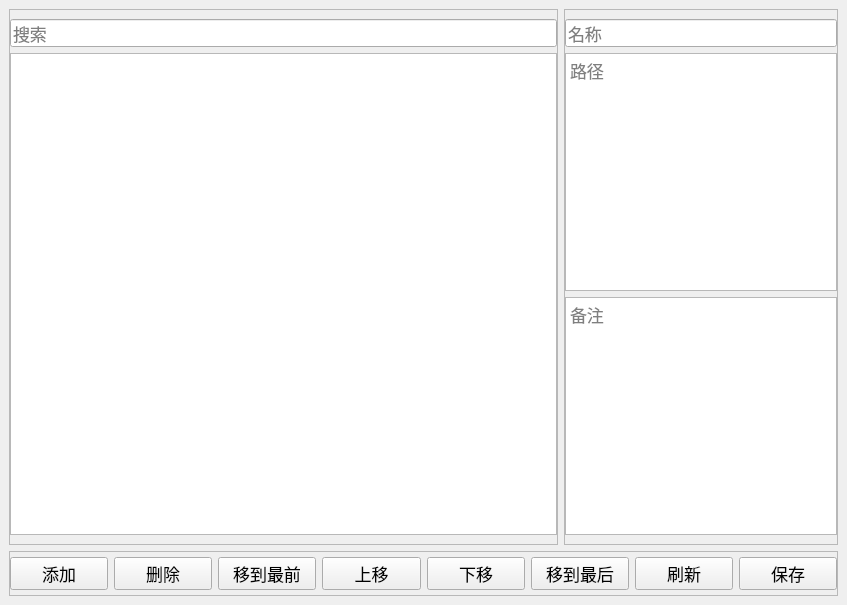
Before: the Qt Designer form ui/main_window.ui in suifengpiaoyang/PathManager, drawn with Qt 5.
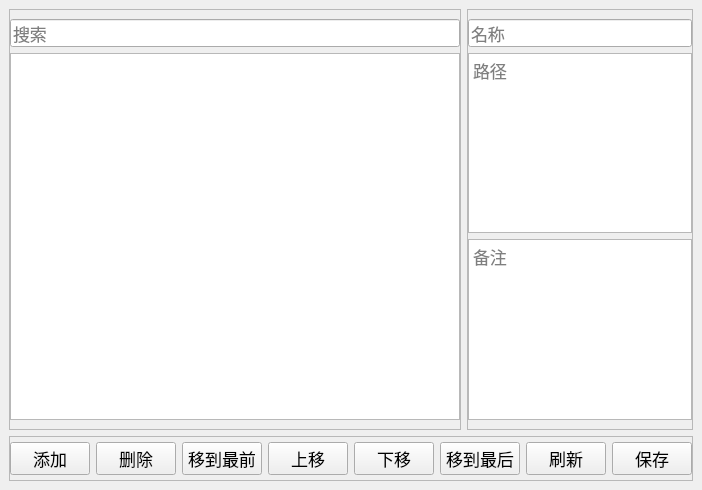
After: the same form once the commit is applied. Custom widgets are drawn as their Qt base class.

Commit message: 减少界面大小

```diff
--- a/ui/main_window.ui
+++ b/ui/main_window.ui
@@ -6,8 +6,8 @@
    <rect>
     <x>0</x>
     <y>0</y>
-    <width>847</width>
-    <height>605</height>
+    <width>664</width>
+    <height>490</height>
    </rect>
   </property>
   <property name="font">
```
Left out of the diff: 4 changed lines with no effect on the pictures.
